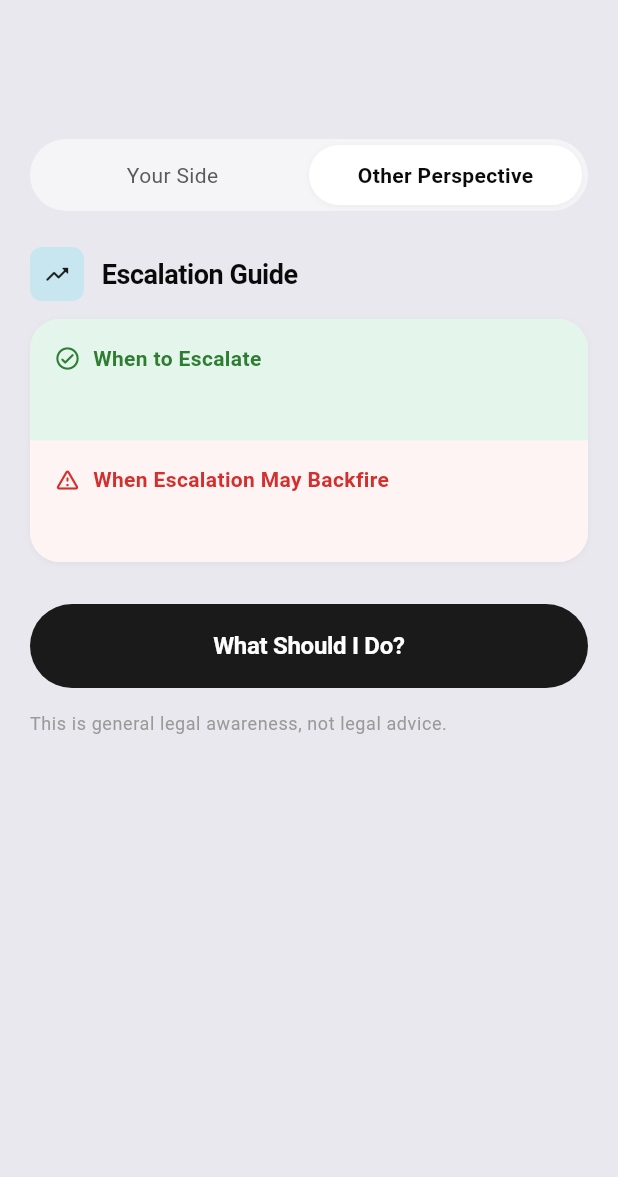
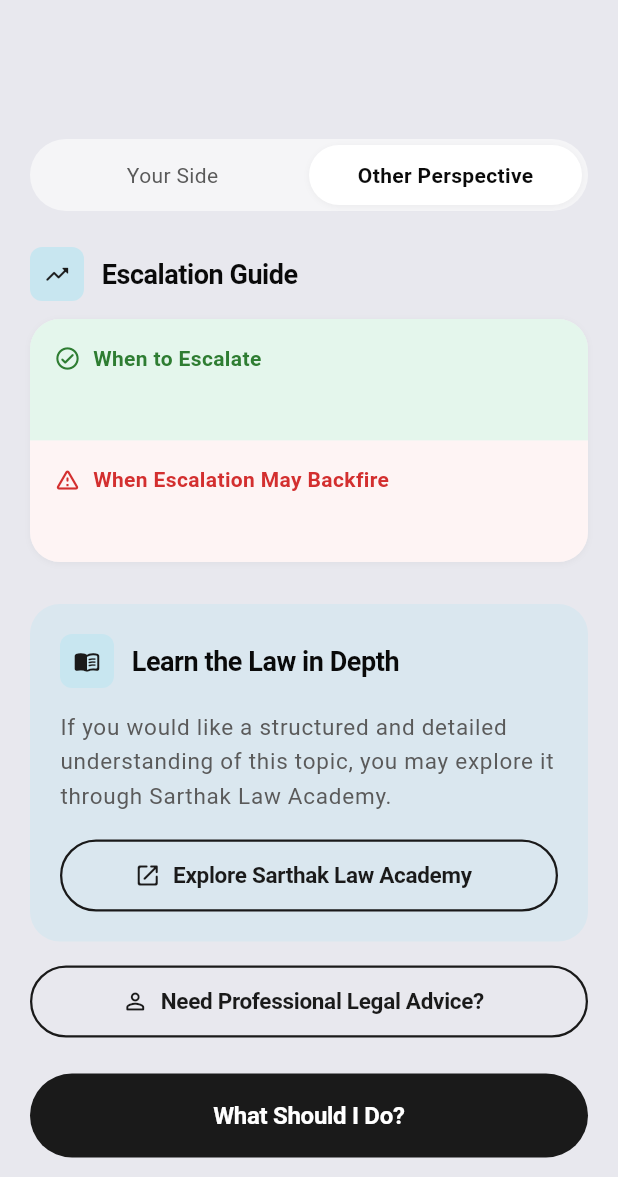
Before and after one commit to SarthakRay26/Know-Your-Rights, a Flutter app: the RightsExplanationScreen screen opened directly with empty values, after a tap on "Other Perspective", on a phone screen of 412 x 824 dp, the part 59-1236 px from its top. Run offline on Flutter 3.47's test engine with Material 3 defaults, Android fonts, the light colour scheme and no system bars; our stand-ins replace flutter_riverpod, hive, hive_flutter; accounts and stored records are empty.

Commit message:
legal advice

```diff
--- a/lib/l10n/app_strings.dart
+++ b/lib/l10n/app_strings.dart
@@ -49,6 +49,19 @@ class AppStrings {
       'self_check_continue': 'Continue',
       'balanced_note': 'Important Note',
       'escalation_guide': 'Escalation Guide',
+      'learn_law_title': 'Learn the Law in Depth',
+      'learn_law_description': 'If you would like a structured and detailed understanding of this topic, you may explore it through Sarthak Law Academy.',
+      'learn_law_button': 'Explore Sarthak Law Academy',
+      'need_legal_advice': 'Need Professional Legal Advice?',
+      'advocate_intro': 'This app provides general legal awareness. Some situations may require case-specific advice from a qualified advocate.',
+      'advocate_reminder': 'You are free to consult any qualified legal professional of your choice.',
+      'advocate_disclosure': 'The following advocate is associated with Sarthak Law Academy.',
+      'advocate_acknowledgment': 'I understand this app provides general information and not legal advice.',
+      'advocate_name': 'Advocate Name',
+      'advocate_association': 'Association',
+      'advocate_practice': 'Practice Areas',
+      'advocate_phone': 'Phone',
+      'advocate_email': 'Email',
     },
     'hi': {
       'app_title': 'अपने अधिकार जानें',
@@ -97,6 +110,19 @@ class AppStrings {
       'self_check_continue': 'जारी रखें',
       'balanced_note': 'महत्वपूर्ण नोट',
       'escalation_guide': 'आगे बढ़ने का मार्गदर्शन',
+      'learn_law_title': 'कानून को गहराई से जानें',
+      'learn_law_description': 'यदि आप इस विषय की विस्तृत और व्यवस्थित समझ चाहते हैं, तो आप सार्थक लॉ अकादमी के माध्यम से इसे जान सकते हैं।',
+      'learn_law_button': 'सार्थक लॉ अकादमी देखें',
+      'need_legal_advice': 'पेशेवर कानूनी सलाह चाहिए?',
+      'advocate_intro': 'यह ऐप सामान्य कानूनी जागरूकता प्रदान करता है। कुछ स्थितियों में किसी योग्य अधिवक्ता से विशेष सलाह लेनी पड़ सकती है।',
+      'advocate_reminder': 'आप अपनी पसंद के किसी भी योग्य कानूनी पेशेवर से परामर्श करने के लिए स्वतंत्र हैं।',
+      'advocate_disclosure': 'निम्नलिखित अधिवक्ता सार्थक लॉ अकादमी से संबद्ध हैं।',
+      'advocate_acknowledgment': 'मैं समझता/समझती हूँ कि यह ऐप सामान्य जानकारी प्रदान करता है, कानूनी सलाह नहीं।',
+      'advocate_name': 'अधिवक्ता का नाम',
+      'advocate_association': 'संबद्धता',
+      'advocate_practice': 'अभ्यास क्षेत्र',
+      'advocate_phone': 'फ़ोन',
+      'advocate_email': 'ईमेल',
     },
     'bn': {
       'app_title': 'আপনার অধিকার জানুন',
@@ -145,6 +171,19 @@ class AppStrings {
       'self_check_continue': 'এগিয়ে যান',
       'balanced_note': 'গুরুত্বপূর্ণ নোট',
       'escalation_guide': 'এগিয়ে যাওয়ার নির্দেশিকা',
+      'learn_law_title': 'আইনটি গভীরভাবে জানুন',
+      'learn_law_description': 'যদি আপনি এই বিষয়ে একটি বিস্তারিত ও কাঠামোগত বোঝাপড়া চান, তাহলে সার্থক ল অ্যাকাডেমির মাধ্যমে জানতে পারেন।',
+      'learn_law_button': 'সার্থক ল অ্যাকাডেমি দেখুন',
+      'need_legal_advice': 'পেশাদার আইনি পরামর্শ দরকার?',
+      'advocate_intro': 'এই অ্যাপটি সাধারণ আইনি সচেতনতা প্রদান করে। কিছু পরিস্থিতিতে একজন যোগ্য আইনজীবীর কাছ থেকে বিশেষ পরামর্শ নেওয়ার প্রয়োজন হতে পারে।',
+      'advocate_reminder': 'আপনি আপনার পছন্দের যেকোনো যোগ্য আইনি পেশাদারের সাথে পরামর্শ করতে স্বাধীন।',
+      'advocate_disclosure': 'নিম্নলিখিত আইনজীবী সার্থক ল অ্যাকাডেমির সাথে যুক্ত।',
+      'advocate_acknowledgment': 'আমি বুঝি যে এই অ্যাপটি সাধারণ তথ্য প্রদান করে, আইনি পরামর্শ নয়।',
+      'advocate_name': 'আইনজীবীর নাম',
+      'advocate_association': 'সংযুক্তি',
+      'advocate_practice': 'অনুশীলনের ক্ষেত্র',
+      'advocate_phone': 'ফোন',
+      'advocate_email': 'ইমেইল',
     },
   };
 
--- a/lib/presentation/screens/rights_explanation_screen.dart
+++ b/lib/presentation/screens/rights_explanation_screen.dart
@@ -4,6 +4,7 @@ import '../../application/providers/app_providers.dart';
 import '../../domain/entities/issue.dart';
 import '../../l10n/app_strings.dart';
 import '../theme/app_theme.dart';
+import '../widgets/educational_extension_card.dart';
 
 /// Shows plain-language legal rights, myths, applicable laws, timeline,
 /// obligations, allowed actions, other-side perspective, misuse warnings,
@@ -232,6 +233,23 @@ class _RightsExplanationScreenState
                   const SizedBox(height: 28),
                 ],
               ],
+
+              // ── Educational pathway ──
+              EducationalExtensionCard(locale: locale),
+              const SizedBox(height: 16),
+
+              // ── Legal advice pathway ──
+              SizedBox(
+                width: double.infinity,
+                child: OutlinedButton.icon(
+                  onPressed: () {
+                    Navigator.of(context).pushNamed('/advocate');
+                  },
+                  icon: const Icon(Icons.person_outline_rounded, size: 18),
+                  label: Text(AppStrings.get(locale, 'need_legal_advice')),
+                ),
+              ),
+              const SizedBox(height: 24),
 
               // Navigate to action steps — dark pill button
               ElevatedButton(
--- /dev/null
+++ b/lib/presentation/widgets/educational_extension_card.dart
@@ -0,0 +1,77 @@
+import 'package:flutter/material.dart';
+import 'package:url_launcher/url_launcher.dart';
+import '../../l10n/app_strings.dart';
+import '../theme/app_theme.dart';
+
+/// A calm, non-intrusive card that offers users the option to explore
+/// legal topics in depth through Sarthak Law Academy.
+///
+/// Placed at the end of [RightsExplanationScreen], after escalation
+/// boundaries. Fully localized (en / hi / bn).
+class EducationalExtensionCard extends StatelessWidget {
+  final String locale;
+
+  static const _academyUrl = 'https://www.sarthaklawacademy.com';
+
+  const EducationalExtensionCard({super.key, required this.locale});
+
+  Future<void> _openAcademy() async {
+    final uri = Uri.parse(_academyUrl);
+    await launchUrl(uri, mode: LaunchMode.externalApplication);
+  }
+
+  @override
+  Widget build(BuildContext context) {
+    return Container(
+      width: double.infinity,
+      padding: const EdgeInsets.all(20),
+      decoration: BoxDecoration(
+        color: AppTheme.accentBlue.withValues(alpha: 0.45),
+        borderRadius: BorderRadius.circular(AppTheme.radiusLg),
+      ),
+      child: Column(
+        crossAxisAlignment: CrossAxisAlignment.start,
+        children: [
+          Row(
+            children: [
+              Container(
+                width: 36,
+                height: 36,
+                decoration: BoxDecoration(
+                  color: AppTheme.accentBlue,
+                  borderRadius: BorderRadius.circular(AppTheme.radiusSm),
+                ),
+                child: const Icon(
+                  Icons.menu_book_rounded,
+                  size: 18,
+                  color: AppTheme.controlDark,
+                ),
+              ),
+              const SizedBox(width: 12),
+              Expanded(
+                child: Text(
+                  AppStrings.get(locale, 'learn_law_title'),
+                  style: Theme.of(context).textTheme.titleLarge,
+                ),
+              ),
+            ],
+          ),
+          const SizedBox(height: 14),
+          Text(
+            AppStrings.get(locale, 'learn_law_description'),
+            style: Theme.of(context).textTheme.bodyLarge,
+          ),
+          const SizedBox(height: 18),
+          SizedBox(
+            width: double.infinity,
+            child: OutlinedButton.icon(
+              onPressed: _openAcademy,
+              icon: const Icon(Icons.open_in_new_rounded, size: 18),
+              label: Text(AppStrings.get(locale, 'learn_law_button')),
+            ),
+          ),
+        ],
+      ),
+    );
+  }
+}
--- a/pubspec.yaml
+++ b/pubspec.yaml
@@ -40,6 +40,7 @@ dependencies:
   path_provider: ^2.1.5
   intl: ^0.20.2
   http: ^1.6.0
+  url_launcher: ^6.3.1
 
 dev_dependencies:
   flutter_test:
```
Also changed, not shown: instructions-advice.txt (added, +129 -0 lines), lib/presentation/router/app_router.dart (+7 -0 lines), lib/presentation/screens/advocate_contact_screen.dart (added, +270 -0 lines), pubspec.lock, 1 other file.
